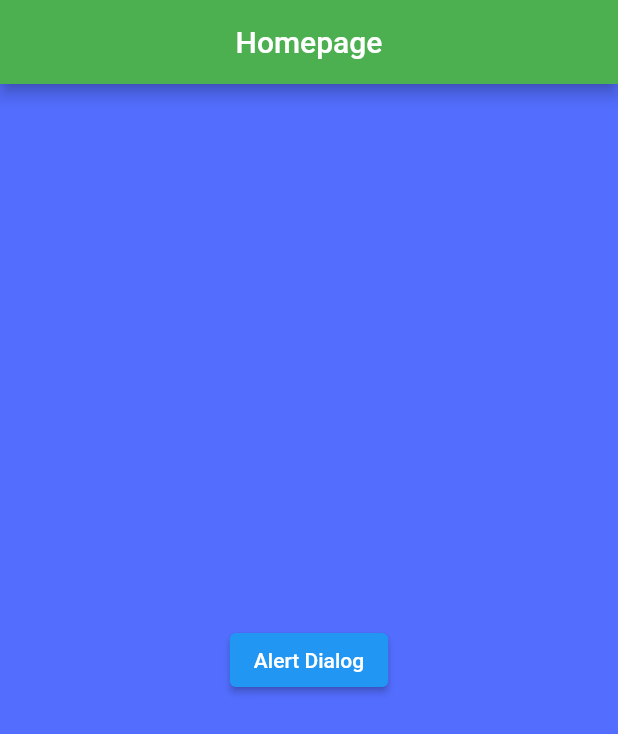
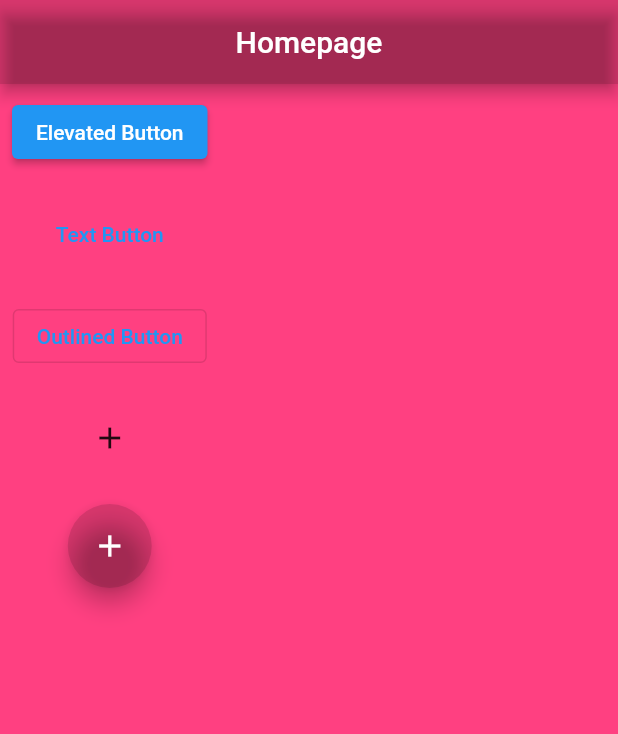
Before and after one commit to ShRudra88/flutter_ostad_prv_p, a Flutter app: the screen it shows after launch, on a phone screen of 412 x 824 dp. Shown: the top 734 px of the screen. Run offline on Flutter 3.47's test engine with Material 2 defaults, Android fonts, the light colour scheme and no system bars.

Commit message:
All Buttons

```diff
--- a/lib/main.dart
+++ b/lib/main.dart
@@ -28,37 +28,83 @@
       appBar: AppBar(
         centerTitle: true,
         title:  Text("Homepage"),
-        backgroundColor: Colors.green,
+        backgroundColor: Colors.black12,
       ),
-      backgroundColor: Colors.indigoAccent,
-      body: Container(
-        child: Center(
-          child: ElevatedButton(
+      backgroundColor: Colors.pinkAccent,
+      body: Padding(
+        padding: const EdgeInsets.all(8.0),
+        child: Column(
+          children: [
+            ElevatedButton(
               onPressed: () {
-              showDialog(
-                context: context,
-                builder: (context) => AlertDialog(
-                  title: Text("Alert Dialog Box"),
-                  content: Text("You have raised a Alert Dialog Box"),
-                  actions: <Widget>[
+                // Your action here
+              },
+              child: Text('Elevated Button'),
+            ),
+            SizedBox(height: 20),
             TextButton(
               onPressed: () {
-                        Navigator.of(context).pop();
+                // Your action here
               },
-                      child: Container(
-                        color: Colors.green,
-                        padding: EdgeInsets.all(14),
-                        child: Text("okay", style: TextStyle(color: Colors.yellowAccent),),
+              child: Text('Text Button'),
             ),
+            SizedBox(height: 20),
+            OutlinedButton(
+              onPressed: () {
+                // Your action here
+              },
+              child: Text('Outlined Button'),
             ),
+            SizedBox(height: 20),
+            IconButton(
+              onPressed: () {
+                // Your action here
+              },
+              icon: Icon(Icons.add),
+            ),
+            SizedBox(height: 20),
+            FloatingActionButton(
+              onPressed: () {
+              },
+              child: Icon(Icons.add),
+              backgroundColor: Colors.black12,
+            )
+            /* DropdownButton<String>(
+              items: <String>['Option 1', 'Option 2', 'Option 3']
+                  .map<DropdownMenuItem<String>>((String value) {
+                return DropdownMenuItem<String>(
+                  value: value,
+                  child: Text(value),
+                );
+              }).toList(),
+              onChanged: (String newValue) {
+                // Handle dropdown selection
+              },
+            )
+
+            Radio(
+              value: selectedValue,
+              groupValue: groupValue,
+              onChanged: (value) {
+                setState(() {
+                  groupValue = value;
+                });
+              },
+            )
+
+            Switch(
+              value: isSwitched,
+              onChanged: (value) {
+                setState(() {
+                  isSwitched = value;
+                });
+              },
+            )
+            */
+
           ],
         ),
-              );
-            },
-            child: Text("Alert Dialog"),
-          ),
-           ),
-        ),
+      )
       );
   }
 }
```
Lines whose indentation alone changed are shown as unchanged.
